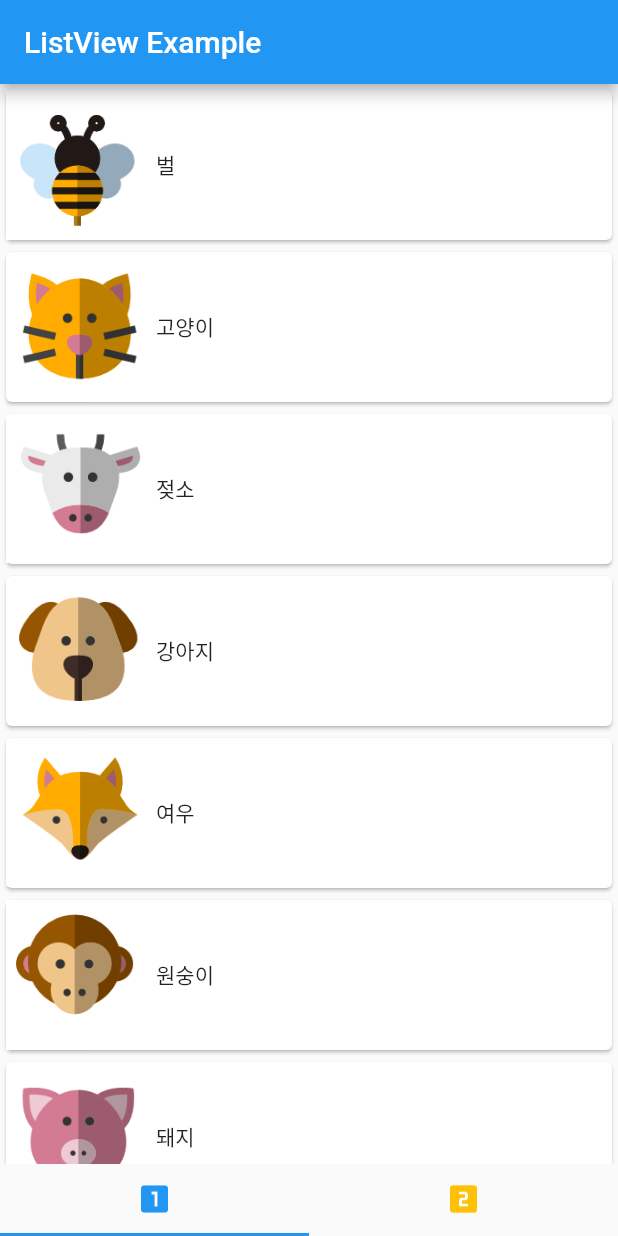
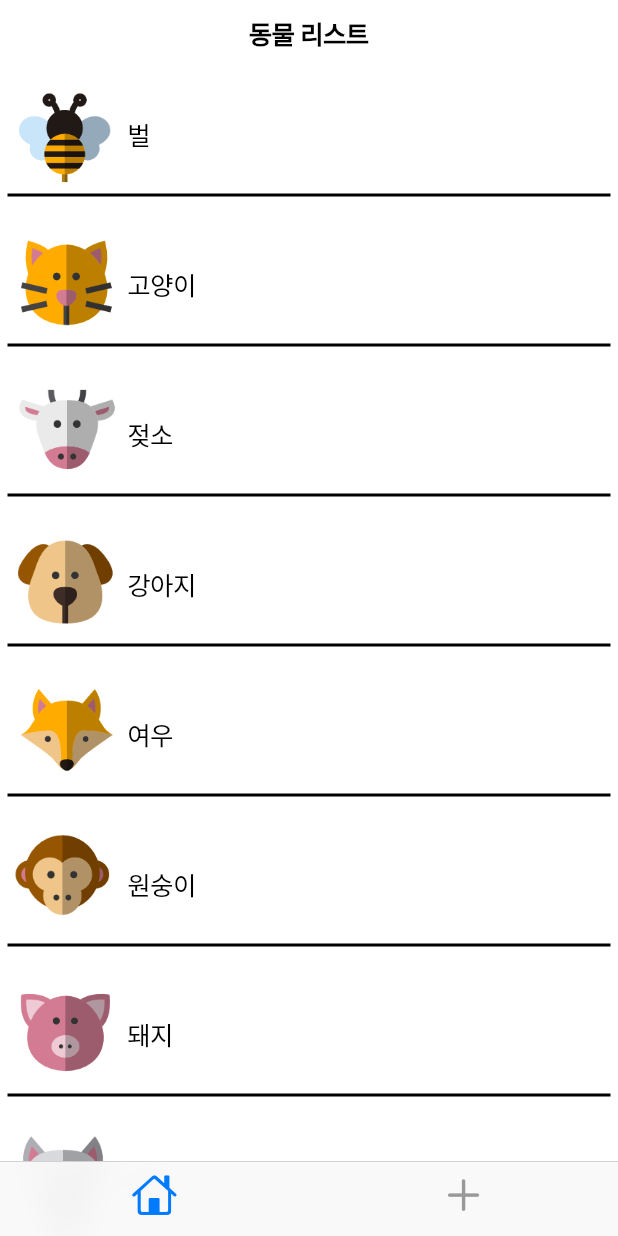
Before and after one commit to mccormick84/flutter_listview_example, a Flutter app: the screen it shows after launch, on a phone screen of 412 x 824 dp. Run offline on Flutter 3.47's test engine with Material 2 defaults, Android fonts, the phone set to English and light mode, and no system bars.

Commit message:
쿠퍼티노 스타일 리스트 뷰 실습

```diff
--- /dev/null
+++ b/lib/cupertinoMain.dart
@@ -0,0 +1,60 @@
+import 'package:flutter/cupertino.dart';
+import 'package:listview_example/iosSub/cupertinoFirstPage.dart';
+import 'package:listview_example/iosSub/cupertinoSecondPage.dart';
+
+
+import 'animalItem.dart';
+
+class CupertinoMain extends StatefulWidget {
+  const CupertinoMain({Key? key}) : super(key: key);
+
+  @override
+  State<StatefulWidget> createState() {
+    return _CupertinoMain();
+  }
+}
+
+class _CupertinoMain extends State<CupertinoMain> {
+  CupertinoTabBar? tabBar;
+  List<Animal> animalList = List.empty(growable: true);
+
+  @override
+  void initState() {
+    super.initState();
+    tabBar = CupertinoTabBar(items: <BottomNavigationBarItem>[
+      BottomNavigationBarItem(icon: Icon(CupertinoIcons.home)),
+      BottomNavigationBarItem(icon: Icon(CupertinoIcons.add)),
+    ]);
+
+    animalList.add(
+        Animal(animalName: "벌", kind: "곤충", imagePath: "repo/images/bee.png"));
+    animalList.add(Animal(
+        animalName: "고양이", kind: "포유류", imagePath: "repo/images/cat.png"));
+    animalList.add(Animal(
+        animalName: "젖소", kind: "포유류", imagePath: "repo/images/cow.png"));
+    animalList.add(Animal(
+        animalName: "강아지", kind: "포유류", imagePath: "repo/images/dog.png"));
+    animalList.add(Animal(
+        animalName: "여우", kind: "포유류", imagePath: "repo/images/fox.png"));
+    animalList.add(Animal(
+        animalName: "원숭이", kind: "영장류", imagePath: "repo/images/monkey.png"));
+    animalList.add(Animal(
+        animalName: "돼지", kind: "포유류", imagePath: "repo/images/pig.png"));
+    animalList.add(Animal(
+        animalName: "늑대", kind: "포유류", imagePath: "repo/images/wolf.png"));
+  }
+
+  @override
+  Widget build(BuildContext context) {
+    return CupertinoApp(
+        home: CupertinoTabScaffold(
+            tabBar: tabBar!,
+            tabBuilder: (context, value) {
+              if (value == 0) {
+                return CupertinoFirstPage(animalList: animalList);
+              } else {
+                return CupertinoSecondPage(animalList: animalList);
+              }
+            }));
+  }
+}
--- /dev/null
+++ b/lib/iosSub/cupertinoFirstPage.dart
@@ -0,0 +1,46 @@
+import 'package:flutter/cupertino.dart';
+
+import '../animalItem.dart';
+
+class CupertinoFirstPage extends StatelessWidget {
+  final List<Animal> animalList;
+
+  const CupertinoFirstPage({Key? key, required this.animalList})
+      : super(key: key);
+
+  @override
+  Widget build(BuildContext context) {
+    return CupertinoPageScaffold(
+        navigationBar: CupertinoNavigationBar(
+          middle: Text('동물 리스트'),
+        ),
+        child: ListView.builder(
+          itemBuilder: (context, index) {
+            return Container(
+              padding: EdgeInsets.all(5),
+              height: 100,
+              child: Column(
+                children: <Widget>[
+                  Row(
+                    children: <Widget>[
+                      Image.asset(
+                        animalList[index].imagePath!,
+                        fit: BoxFit.contain,
+                        width: 80,
+                        height: 80,
+                      ),
+                      Text(animalList[index].animalName!)
+                    ],
+                  ),
+                  Container(
+                    height: 2,
+                    color: CupertinoColors.black,
+                  )
+                ],
+              ),
+            );
+          },
+          itemCount: animalList.length,
+        ));
+  }
+}
--- a/lib/main.dart
+++ b/lib/main.dart
@@ -1,12 +1,12 @@
+import 'package:flutter/cupertino.dart';
 import 'package:flutter/material.dart';
+import 'package:listview_example/cupertinoMain.dart';
 
 import './animalItem.dart';
 import 'sub/firstPage.dart';
 import 'sub/secondPage.dart';
 
-void main() {
-  runApp(const MyApp());
-}
+void main() => runApp(const CupertinoMain());
 
 class MyApp extends StatelessWidget {
   const MyApp({Key? key}) : super(key: key);
```
Also changed, not shown: lib/iosSub/cupertinoSecondPage.dart (added, +178 -0 lines), 2 other files.
